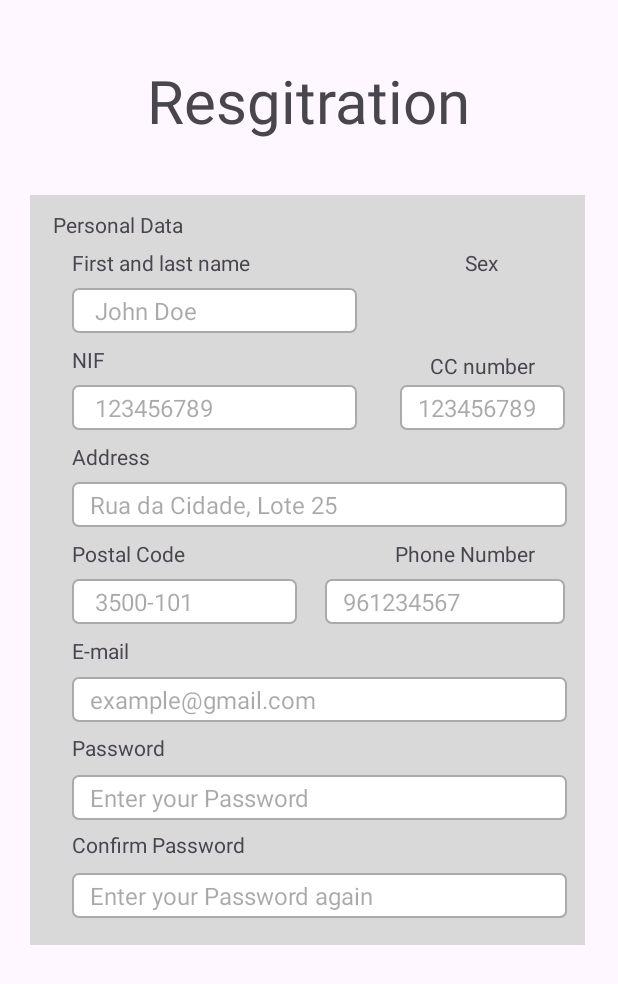
After one commit to TiagoAlb12/BusIn_IHC, an Android app: the fragment RegistrationFragment shown on its own in the app's theme, on a phone screen of 412 x 824 dp. The commit adds this screen. Shown: the top 984 px of the screen. Run offline under Robolectric (Android 15) with nearby library versions, the phone set to English and light mode, and no system bars.

Commit message:
registration

```diff
--- /dev/null
+++ b/App/app/src/main/java/com/example/app/registration/RegistrationFragment.kt
@@ -0,0 +1,31 @@
+package com.example.app.registration
+
+import androidx.fragment.app.viewModels
+import android.os.Bundle
+import androidx.fragment.app.Fragment
+import android.view.LayoutInflater
+import android.view.View
+import android.view.ViewGroup
+import com.example.app.R
+
+class RegistrationFragment : Fragment() {
+
+    companion object {
+        fun newInstance() = RegistrationFragment()
+    }
+
+    private val viewModel: RegistrationViewModel by viewModels()
+
+    override fun onCreate(savedInstanceState: Bundle?) {
+        super.onCreate(savedInstanceState)
+
+        // TODO: Use the ViewModel
+    }
+
+    override fun onCreateView(
+        inflater: LayoutInflater, container: ViewGroup?,
+        savedInstanceState: Bundle?
+    ): View {
+        return inflater.inflate(R.layout.fragment_registration, container, false)
+    }
+}
--- /dev/null
+++ b/App/app/src/main/java/com/example/app/registration/RegistrationViewModel.kt
@@ -0,0 +1,7 @@
+package com.example.app.registration
+
+import androidx.lifecycle.ViewModel
+
+class RegistrationViewModel : ViewModel() {
+    // TODO: Implement the ViewModel
+}
--- /dev/null
+++ b/App/app/src/main/res/drawable/rounded_square.xml
@@ -0,0 +1,5 @@
+<?xml version="1.0" encoding="utf-8"?>
+<selector xmlns:android="http://schemas.android.com/apk/res/android">
+
+
+</selector>
--- /dev/null
+++ b/App/app/src/main/res/layout/fragment_registration.xml
@@ -0,0 +1,244 @@
+<?xml version="1.0" encoding="utf-8"?>
+<FrameLayout xmlns:android="http://schemas.android.com/apk/res/android"
+    xmlns:tools="http://schemas.android.com/tools"
+    android:layout_width="match_parent"
+    android:layout_height="match_parent"
+    tools:context=".registration.RegistrationFragment">
+
+    <TextView
+        android:layout_width="wrap_content"
+        android:layout_height="wrap_content"
+        android:text="Resgitration"
+        android:textSize="40sp"
+        android:layout_gravity="center|top"
+        android:layout_marginTop="40dp"/>
+
+    <RelativeLayout
+        android:layout_width="match_parent"
+        android:layout_height="550dp"
+        android:layout_gravity="center_horizontal"
+        android:layout_marginTop="130dp">
+
+        <View
+            android:id="@+id/whiteSquare"
+            android:layout_width="370dp"
+            android:layout_height="500dp"
+            android:background="@color/gray_for_square_in_register_page"
+            android:layout_marginLeft="20dp"/>
+
+        <TextView
+            android:layout_width="wrap_content"
+            android:layout_height="wrap_content"
+            android:text="Personal Data"
+            android:layout_marginLeft="35dp"
+            android:layout_marginTop="10dp"/>
+
+        <TextView
+            android:id="@+id/first_and_last_name_text_in_registration_page"
+            android:layout_width="wrap_content"
+            android:layout_height="wrap_content"
+            android:text="First and last name"
+            android:layout_marginLeft="48dp"
+            android:layout_marginTop="35dp"/>
+
+        <EditText
+            android:id="@+id/name_box_in_registration_page"
+            android:layout_width="190dp"
+            android:layout_height="30dp"
+            android:hint="John Doe"
+            android:textSize="16sp"
+            android:layout_below="@id/first_and_last_name_text_in_registration_page"
+            android:background="@drawable/textbox_border"
+            android:layout_marginTop="7dp"
+            android:paddingStart="15dp"
+            android:layout_marginLeft="48dp"/>
+
+        <TextView
+            android:id="@+id/sex_text_in_registration_page"
+            android:layout_width="wrap_content"
+            android:layout_height="wrap_content"
+            android:text="Sex"
+            android:layout_marginRight="80dp"
+            android:layout_alignParentEnd="true"
+            android:layout_marginTop="35dp"/>
+
+        <TextView
+            android:id="@+id/nif_in_registration_page"
+            android:layout_width="wrap_content"
+            android:layout_height="wrap_content"
+            android:text="NIF"
+            android:layout_below="@id/first_and_last_name_text_in_registration_page"
+            android:layout_marginLeft="48dp"
+            android:layout_marginTop="45dp"/>
+
+        <EditText
+            android:id="@+id/nif_box_in_registration_page"
+            android:layout_width="190dp"
+            android:layout_height="30dp"
+            android:hint="123456789"
+            android:textSize="16sp"
+            android:layout_below="@id/nif_in_registration_page"
+            android:background="@drawable/textbox_border"
+            android:layout_marginTop="7dp"
+            android:paddingStart="15dp"
+            android:layout_marginLeft="48dp"
+            android:inputType="number"/>
+
+        <TextView
+            android:id="@+id/cc_number_in_registration_page"
+            android:layout_width="wrap_content"
+            android:layout_height="wrap_content"
+            android:text="CC number"
+            android:layout_below="@id/name_box_in_registration_page"
+            android:layout_marginRight="55dp"
+            android:layout_alignParentEnd="true"
+            android:layout_marginTop="12dp"/>
+
+        <EditText
+            android:id="@+id/cc_number_box_in_registration_page"
+            android:layout_width="110dp"
+            android:layout_height="30dp"
+            android:hint="123456789"
+            android:textSize="16sp"
+            android:layout_below="@id/nif_in_registration_page"
+            android:background="@drawable/textbox_border"
+            android:layout_marginTop="7dp"
+            android:paddingStart="12dp"
+            android:layout_marginRight="35dp"
+            android:layout_alignParentEnd="true"
+            android:inputType="number"/>
+
+        <TextView
+            android:id="@+id/address_in_registration_page"
+            android:layout_width="wrap_content"
+            android:layout_height="wrap_content"
+            android:text="Address"
+            android:layout_below="@id/nif_in_registration_page"
+            android:layout_marginLeft="48dp"
+            android:layout_marginTop="45dp"/>
+
+        <EditText
+            android:id="@+id/address_box_in_registration_page"
+            android:layout_width="330dp"
+            android:layout_height="30dp"
+            android:hint="Rua da Cidade, Lote 25"
+            android:textSize="16sp"
+            android:layout_below="@id/address_in_registration_page"
+            android:background="@drawable/textbox_border"
+            android:layout_marginTop="7dp"
+            android:paddingStart="12dp"
+            android:layout_marginLeft="48dp"/>
+
+        <TextView
+            android:id="@+id/postal_code_in_registration_page"
+            android:layout_width="wrap_content"
+            android:layout_height="wrap_content"
+            android:text="Postal Code"
+            android:layout_below="@id/address_in_registration_page"
+            android:layout_marginLeft="48dp"
+            android:layout_marginTop="45dp"/>
+
+        <EditText
+            android:id="@+id/postal_code_box_in_registration_page"
+            android:layout_width="150dp"
+            android:layout_height="30dp"
+            android:hint="3500-101"
+            android:textSize="16sp"
+            android:layout_below="@id/postal_code_in_registration_page"
+            android:background="@drawable/textbox_border"
+            android:layout_marginTop="7dp"
+            android:paddingStart="15dp"
+            android:layout_marginLeft="48dp"/>
+
+        <TextView
+            android:id="@+id/phone_number_in_registration_page"
+            android:layout_width="wrap_content"
+            android:layout_height="wrap_content"
+            android:text="Phone Number"
+            android:layout_below="@id/address_in_registration_page"
+            android:layout_marginRight="55dp"
+            android:layout_alignParentEnd="true"
+            android:layout_marginTop="45dp"/>
+
+        <EditText
+            android:id="@+id/phone_number_box_in_registration_page"
+            android:layout_width="160dp"
+            android:layout_height="30dp"
+            android:hint="961234567"
+            android:textSize="16sp"
+            android:layout_below="@id/postal_code_in_registration_page"
+            android:background="@drawable/textbox_border"
+            android:layout_marginTop="7dp"
+            android:paddingStart="12dp"
+            android:layout_marginRight="35dp"
+            android:layout_alignParentEnd="true"
+            android:inputType="number"/>
+
+        <TextView
+            android:id="@+id/email_in_registration_page"
+            android:layout_width="wrap_content"
+            android:layout_height="wrap_content"
+            android:text="E-mail"
+            android:layout_below="@id/postal_code_in_registration_page"
+            android:layout_marginLeft="48dp"
+            android:layout_marginTop="45dp"/>
+
+        <EditText
+            android:id="@+id/email_box_in_registration_page"
+            android:layout_width="330dp"
+            android:layout_height="30dp"
+            android:hint="example@gmail.com"
+            android:textSize="16sp"
+            android:layout_below="@id/postal_code_box_in_registration_page"
+            android:background="@drawable/textbox_border"
+            android:layout_marginTop="35dp"
+            android:paddingStart="12dp"
+            android:layout_marginLeft="48dp"/>
+
+        <TextView
+            android:id="@+id/password_in_registration_page"
+            android:layout_width="wrap_content"
+            android:layout_height="wrap_content"
+            android:text="Password"
+            android:layout_below="@id/email_in_registration_page"
+            android:layout_marginLeft="48dp"
+            android:layout_marginTop="45dp"/>
+
+        <EditText
+            android:id="@+id/password_box_in_registration_page"
+            android:layout_width="330dp"
+            android:layout_height="30dp"
+            android:hint="Enter your Password"
+            android:textSize="16sp"
+            android:layout_below="@id/email_box_in_registration_page"
+            android:background="@drawable/textbox_border"
+            android:layout_marginTop="35dp"
+            android:paddingStart="12dp"
+            android:layout_marginLeft="48dp"/>
+
+        <TextView
+            android:id="@+id/confirm_password_in_registration_page"
+            android:layout_width="wrap_content"
+            android:layout_height="wrap_content"
+            android:text="Confirm Password"
+            android:layout_below="@id/password_in_registration_page"
+            android:layout_marginLeft="48dp"
+            android:layout_marginTop="45dp"/>
+
+        <EditText
+            android:id="@+id/confirm_password_box_in_registration_page"
+            android:layout_width="330dp"
+            android:layout_height="30dp"
+            android:hint="Enter your Password again"
+            android:textSize="16sp"
+            android:layout_below="@id/password_box_in_registration_page"
+            android:background="@drawable/textbox_border"
+            android:layout_marginTop="35dp"
+            android:paddingStart="12dp"
+            android:layout_marginLeft="48dp"/>
+
+    </RelativeLayout>
+
+
+
+</FrameLayout>
--- a/App/app/src/main/res/values/colors.xml
+++ b/App/app/src/main/res/values/colors.xml
@@ -5,4 +5,5 @@
     <color name="my_primary">#5E77FF</color>
     <color name="for_mini_message">#222222</color>
     <color name="gray_for_ticket">#808080</color>
+    <color name="gray_for_square_in_register_page">#D9D9D9</color>
 </resources>
```
